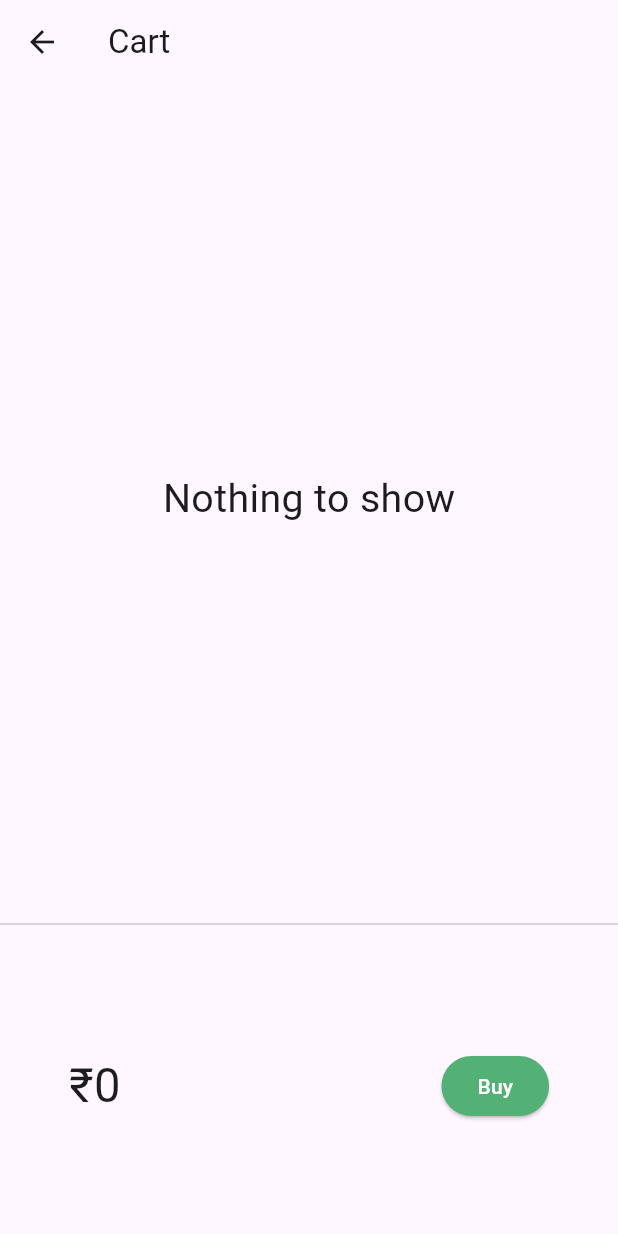
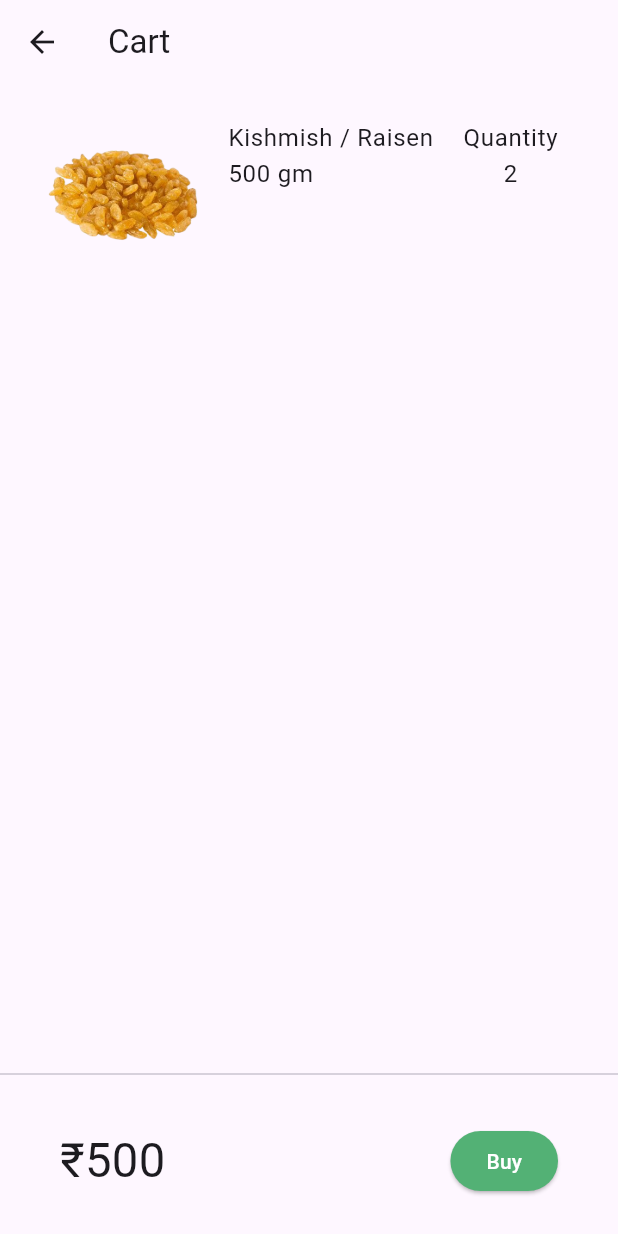
Before and after one commit to mayank0rajput/Sushuruta-flutter, a Flutter app: the CartPage screen opened by its route, on a phone screen of 412 x 824 dp. Run offline on Flutter 3.47's test engine with Material 3 defaults, Android fonts, the phone set to English and light mode, and no system bars; drawn by our look-alikes of velocity_x; our stand-ins replace firebase_core, flutter_dotenv, google_fonts; accounts and stored records are empty; network calls fail.

Commit message:
fix: cart ui part 1

```diff
--- a/lib/pages/cart_page.dart
+++ b/lib/pages/cart_page.dart
@@ -1,5 +1,7 @@
 import 'package:flutter/cupertino.dart';
 import 'package:flutter/material.dart';
+import 'package:flutter/widgets.dart';
+import 'package:flutter_application_1/pages/home_widgets/catalog_image.dart';
 import 'package:flutter_application_1/widgets/themes.dart';
 import 'package:velocity_x/velocity_x.dart';
 
@@ -15,6 +17,8 @@ class CartPage extends StatelessWidget {
   Widget build(BuildContext context) {
     return Scaffold(
       appBar: AppBar(
+        elevation: 0,
+        scrolledUnderElevation: 0,
         title: "Cart".text.make(),
       ),
       body: Column(
@@ -29,7 +33,7 @@ class _CartTotal extends StatelessWidget {
   Widget build(BuildContext context) {
     final Cart _cart = (VxState.store as MyStore).cart;
     return SizedBox(
-      height: 200,
+      height: 100,
       child: Row(
         mainAxisAlignment: MainAxisAlignment.spaceAround,
         children: [
@@ -59,6 +63,8 @@ class _CartTotal extends StatelessWidget {
 class _CartList extends StatelessWidget {
   @override
   Widget build(BuildContext context) {
+    var temp = new CatalogueModel(); // for debugging
+    AddMutation(temp.getById(2)); // for debugging
     VxState.watch(context, on: [RemoveMutation]);
     final Cart _cart = (VxState.store as MyStore).cart;
     return _cart.items.isEmpty
@@ -66,18 +72,39 @@ class _CartList extends StatelessWidget {
         : ListView.builder(
             itemCount: _cart.items?.length,
             itemBuilder: (context, index) => ListTile(
-              leading: Icon(Icons.done),
-              trailing: IconButton(
-                icon: Icon(Icons.remove_circle_outline),
-                onPressed: () {
-                  RemoveMutation(_cart.items[index]);
-                },
-              ),
               title: Row(
+                crossAxisAlignment: CrossAxisAlignment.start,
                 children: [
-                  _cart.items[index].name.text.make(),
-                  SizedBox(width: 5,),
-                  Text("Quantity : ${_cart.getQuantity(_cart.items[index])}"),
+                  Column(
+                    children: [
+                      SizedBox(
+                        width: 100,
+                        height: 100,
+                          child: Image.asset(_cart.items[index].image.toString().substring(1)).box.make(),
+                      )
+                    ],
+                  ),
+                  SizedBox(width: 20,),
+                  Column(
+                    crossAxisAlignment: CrossAxisAlignment.start,
+                    mainAxisAlignment: MainAxisAlignment.center,
+                    children: [
+                      _cart.items[index].name.text.make(),
+                      _cart.items[index].desc.text.make(),
+                    ],
+                  ),
+                  Spacer(),
+                  Column(
+                    mainAxisAlignment: MainAxisAlignment.center,
+                    children: [
+                      Text("Quantity"),
+                      Row(
+                        children: [
+                          Text("${_cart.getQuantity(_cart.items[index])}"),
+                        ]
+                      )
+                    ],
+                  )
                 ],
               ),
             ),
```
Also changed, not shown: lib/pages/chat_page.dart (+5 -12 lines).
